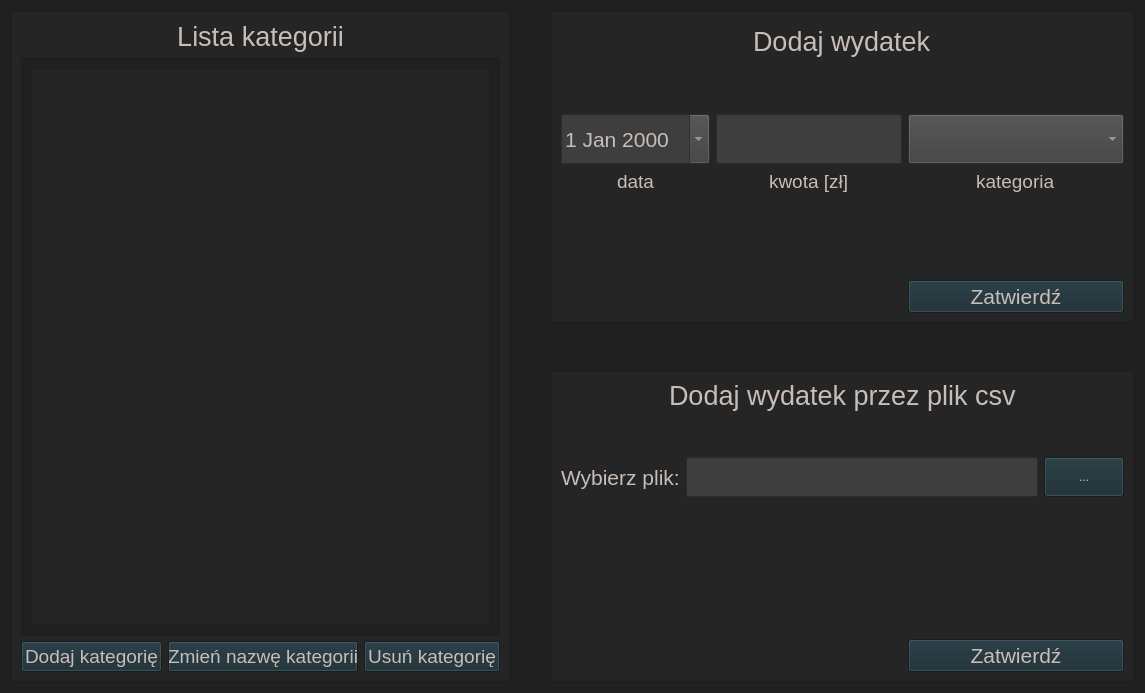
Old version of the form ui/expenses_tab.ui in the repository zuzmej/Wydatkoinator.
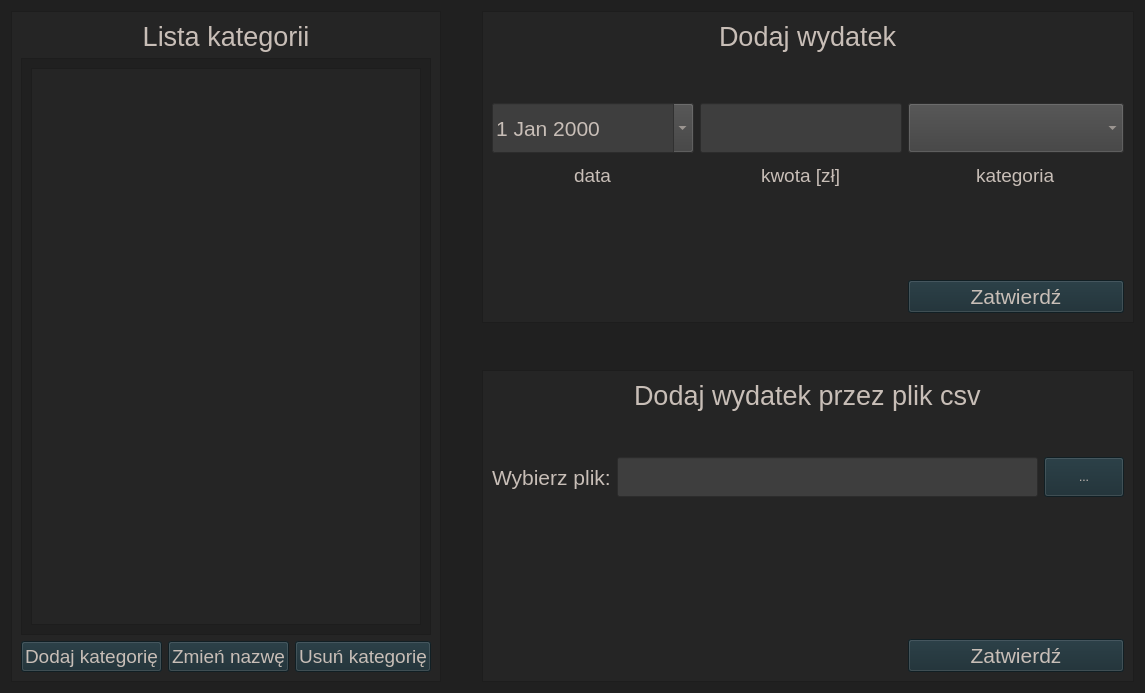
New version of the form.

Commit message: poprawienie ui w analysis_tab, expenses_tab, filter_dialog; usuniecie printów i zastapienie qmessage boxami tam, gdzie trzeba

```diff
--- a/ui/expenses_tab.ui
+++ b/ui/expenses_tab.ui
@@ -294,7 +294,7 @@
           <rect>
            <x>0</x>
            <y>0</y>
-           <width>490</width>
+           <width>416</width>
            <height>579</height>
           </rect>
          </property>
@@ -341,7 +341,7 @@
          </font>
         </property>
         <property name="text">
-         <string>Zmień nazwę kategorii</string>
+         <string>Zmień nazwę</string>
         </property>
        </widget>
       </item>
@@ -369,6 +369,42 @@
       <enum>QFrame::Raised</enum>
      </property>
      <layout class="QGridLayout" name="gridLayout_2">
+      <item row="3" column="2">
+       <widget class="QComboBox" name="categories_combobox">
+        <property name="minimumSize">
+         <size>
+          <width>0</width>
+          <height>50</height>
+         </size>
+        </property>
+        <property name="font">
+         <font>
+          <pointsize>16</pointsize>
+         </font>
+        </property>
+       </widget>
+      </item>
+      <item row="0" column="0" rowspan="2" colspan="3" alignment="Qt::AlignHCenter|Qt::AlignVCenter">
+       <widget class="QLabel" name="add_expense_label">
+        <property name="sizePolicy">
+         <sizepolicy hsizetype="Fixed" vsizetype="Fixed">
+          <horstretch>0</horstretch>
+          <verstretch>0</verstretch>
+         </sizepolicy>
+        </property>
+        <property name="font">
+         <font>
+          <pointsize>20</pointsize>
+         </font>
+        </property>
+        <property name="text">
+         <string>Dodaj wydatek</string>
+        </property>
+        <property name="margin">
+         <number>20</number>
+        </property>
+       </widget>
+      </item>
       <item row="2" column="0">
        <spacer name="verticalSpacer_2">
         <property name="orientation">
@@ -385,22 +421,53 @@
         </property>
        </spacer>
       </item>
-      <item row="4" column="2" rowspan="4" alignment="Qt::AlignHCenter">
-       <widget class="QLabel" name="category_label">
+      <item row="5" column="1" alignment="Qt::AlignHCenter|Qt::AlignVCenter">
+       <widget class="QLabel" name="amount_label">
         <property name="font">
          <font>
           <pointsize>14</pointsize>
          </font>
         </property>
         <property name="text">
-         <string>kategoria</string>
+         <string>kwota [zł]</string>
         </property>
-        <property name="alignment">
-         <set>Qt::AlignLeading|Qt::AlignLeft|Qt::AlignTop</set>
+       </widget>
+      </item>
+      <item row="3" column="1">
+       <widget class="QLineEdit" name="amount_line_edit">
+        <property name="sizePolicy">
+         <sizepolicy hsizetype="Preferred" vsizetype="Fixed">
+          <horstretch>0</horstretch>
+          <verstretch>0</verstretch>
+         </sizepolicy>
         </property>
+        <property name="minimumSize">
+         <size>
+          <width>0</width>
+          <height>50</height>
+         </size>
+        </property>
+        <property name="font">
+         <font>
+          <pointsize>16</pointsize>
+         </font>
+        </property>
        </widget>
       </item>
-      <item row="4" column="0" alignment="Qt::AlignHCenter|Qt::AlignVCenter">
+      <item row="6" column="0">
+       <spacer name="verticalSpacer_10">
+        <property name="orientation">
+         <enum>Qt::Vertical</enum>
+        </property>
+        <property name="sizeHint" stdset="0">
+         <size>
+          <width>20</width>
+          <height>40</height>
+         </size>
+        </property>
+       </spacer>
+      </item>
+      <item row="5" column="0" alignment="Qt::AlignHCenter|Qt::AlignVCenter">
        <widget class="QLabel" name="date_label">
         <property name="sizePolicy">
          <sizepolicy hsizetype="Preferred" vsizetype="Fixed">
@@ -518,7 +585,23 @@
         </property>
        </widget>
       </item>
-      <item row="8" column="2">
+      <item row="4" column="1">
+       <spacer name="verticalSpacer_6">
+        <property name="orientation">
+         <enum>Qt::Vertical</enum>
+        </property>
+        <property name="sizeType">
+         <enum>QSizePolicy::Fixed</enum>
+        </property>
+        <property name="sizeHint" stdset="0">
+         <size>
+          <width>20</width>
+          <height>5</height>
+         </size>
+        </property>
+       </spacer>
+      </item>
+      <item row="11" column="2">
        <widget class="QPushButton" name="ok_button">
         <property name="minimumSize">
          <size>
@@ -536,74 +619,81 @@
         </property>
        </widget>
       </item>
-      <item row="4" column="1" alignment="Qt::AlignHCenter|Qt::AlignVCenter">
-       <widget class="QLabel" name="amount_label">
+      <item row="6" column="1">
+       <spacer name="verticalSpacer_9">
+        <property name="orientation">
+         <enum>Qt::Vertical</enum>
+        </property>
+        <property name="sizeHint" stdset="0">
+         <size>
+          <width>20</width>
+          <height>40</height>
+         </size>
+        </property>
+       </spacer>
+      </item>
+      <item row="4" column="2">
+       <spacer name="verticalSpacer_7">
+        <property name="orientation">
+         <enum>Qt::Vertical</enum>
+        </property>
+        <property name="sizeType">
+         <enum>QSizePolicy::Fixed</enum>
+        </property>
+        <property name="sizeHint" stdset="0">
+         <size>
+          <width>20</width>
+          <height>5</height>
+         </size>
+        </property>
+       </spacer>
+      </item>
+      <item row="5" column="2" rowspan="4" alignment="Qt::AlignHCenter">
+       <widget class="QLabel" name="category_label">
         <property name="font">
          <font>
           <pointsize>14</pointsize>
          </font>
         </property>
         <property name="text">
-         <string>kwota [zł]</string>
+         <string>kategoria</string>
         </property>
-       </widget>
-      </item>
-      <item row="3" column="2">
-       <widget class="QComboBox" name="categories_combobox">
-        <property name="minimumSize">
-         <size>
-          <width>0</width>
-          <height>50</height>
-         </size>
+        <property name="alignment">
+         <set>Qt::AlignLeading|Qt::AlignLeft|Qt::AlignTop</set>
         </property>
-        <property name="font">
-         <font>
-          <pointsize>16</pointsize>
-         </font>
-        </property>
        </widget>
       </item>
-      <item row="0" column="0" rowspan="2" colspan="3" alignment="Qt::AlignHCenter|Qt::AlignVCenter">
-       <widget class="QLabel" name="add_expense_label">
-        <property name="sizePolicy">
-         <sizepolicy hsizetype="Fixed" vsizetype="Fixed">
-          <horstretch>0</horstretch>
-          <verstretch>0</verstretch>
-         </sizepolicy>
+      <item row="4" column="0">
+       <spacer name="verticalSpacer_5">
+        <property name="orientation">
+         <enum>Qt::Vertical</enum>
         </property>
-        <property name="font">
-         <font>
-          <pointsize>20</pointsize>
-         </font>
+        <property name="sizeType">
+         <enum>QSizePolicy::Fixed</enum>
         </property>
-        <property name="text">
-         <string>Dodaj wydatek</string>
+        <property name="sizeHint" stdset="0">
+         <size>
+          <width>20</width>
+          <height>5</height>
+         </size>
         </property>
-        <property name="margin">
-         <number>20</number>
-        </property>
-       </widget>
+       </spacer>
       </item>
-      <item row="3" column="1">
-       <widget class="QLineEdit" name="amount_line_edit">
-        <property name="sizePolicy">
-         <sizepolicy hsizetype="Preferred" vsizetype="Fixed">
-          <horstretch>0</horstretch>
-          <verstretch>0</verstretch>
-         </sizepolicy>
+      <item row="9" column="2">
+       <spacer name="verticalSpacer_8">
+        <property name="orientation">
+         <enum>Qt::Vertical</enum>
         </property>
-        <property name="minimumSize">
+        <property name="sizeType">
+         <enum>QSizePolicy::Fixed</enum>
+        </property>
+        <property name="sizeHint" stdset="0">
          <size>
-          <width>0</width>
-          <height>50</height>
+          <width>20</width>
+          <height>5</height>
          </size>
         </property>
-        <property name="font">
-         <font>
-          <pointsize>16</pointsize>
-         </font>
-        </property>
-       </widget>
+       </spacer>
       </item>
      </layout>
     </widget>
```
The commit also changes 8 other files.
